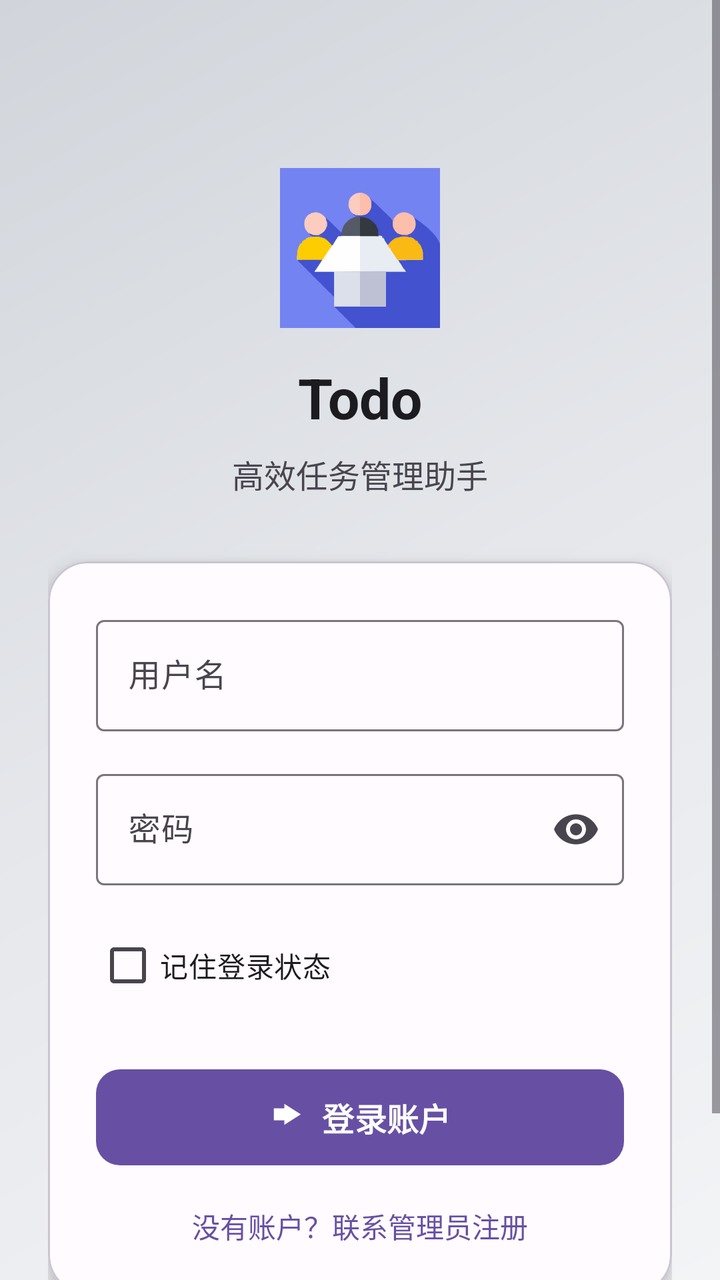
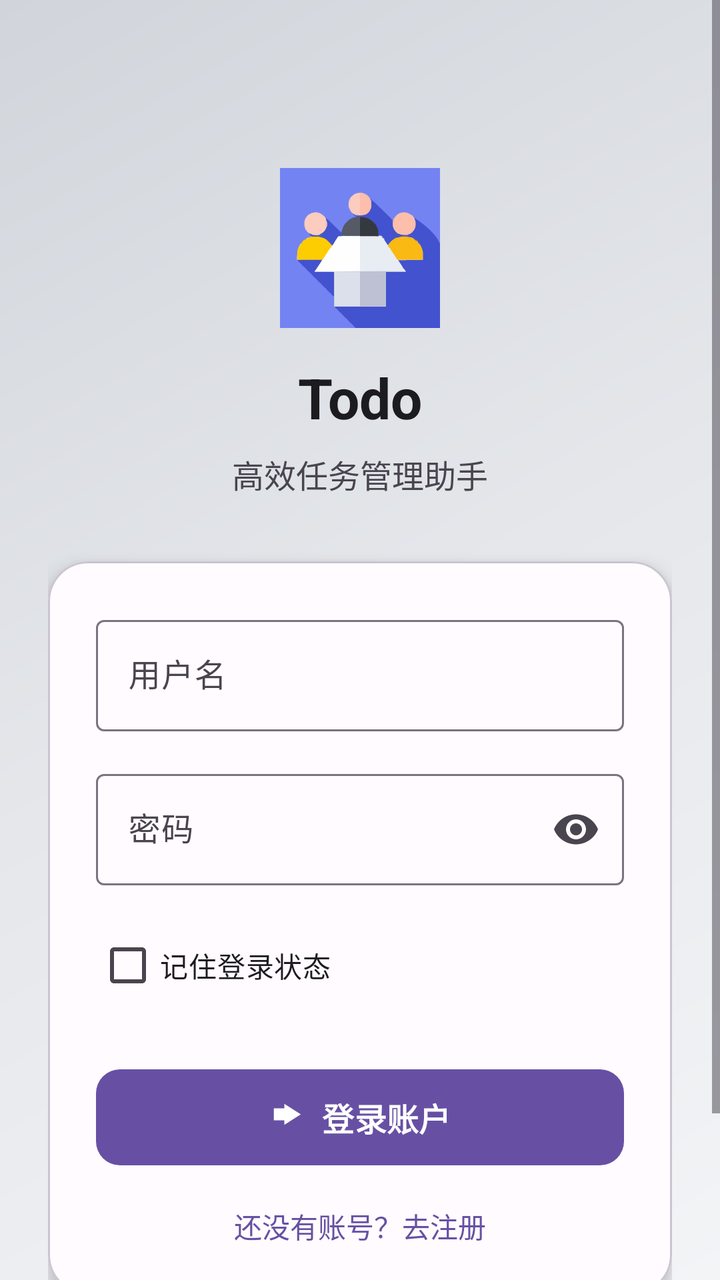

Before-and-after screenshots of an Android layout around one commit, followed by the original layout XML and the change that was made.
<!-- AndroidManifest.xml: application theme Theme.ToDo -->
<!-- res/layout/page_login.xml -->
<?xml version="1.0" encoding="utf-8"?>
<ScrollView
    xmlns:android="http://schemas.android.com/apk/res/android"
    xmlns:app="http://schemas.android.com/apk/res-auto"
    android:layout_width="match_parent"
    android:layout_height="match_parent"
    android:fillViewport="true"
    android:background="@drawable/gradient_background">

    <androidx.constraintlayout.widget.ConstraintLayout
        android:layout_width="match_parent"
        android:layout_height="wrap_content"
        android:padding="24dp">

        
        <ImageView
            android:id="@+id/appIcon"
            android:layout_width="80dp"
            android:layout_height="80dp"
            android:contentDescription="TODO"
            android:src="@drawable/ic_todo"
            android:layout_marginTop="60dp"
            app:layout_constraintEnd_toEndOf="parent"
            app:layout_constraintStart_toStartOf="parent"
            app:layout_constraintTop_toTopOf="parent" />

        
        <TextView
            android:id="@+id/appTitle"
            android:layout_width="wrap_content"
            android:layout_height="wrap_content"
            android:text="Todo"
            android:textColor="@color/onSurface"
            android:textSize="28sp"
            android:textStyle="bold"
            android:layout_marginTop="16dp"
            app:layout_constraintEnd_toEndOf="parent"
            app:layout_constraintStart_toStartOf="parent"
            app:layout_constraintTop_toBottomOf="@+id/appIcon" />

        <TextView
            android:id="@+id/appSubtitle"
            android:layout_width="wrap_content"
            android:layout_height="wrap_content"
            android:text="高效任务管理助手"
            android:textColor="@color/onSurfaceVariant"
            android:textSize="16sp"
            android:layout_marginTop="8dp"
            app:layout_constraintEnd_toEndOf="parent"
            app:layout_constraintStart_toStartOf="parent"
            app:layout_constraintTop_toBottomOf="@+id/appTitle" />

        
        <com.google.android.material.card.MaterialCardView
            android:id="@+id/loginCard"
            android:layout_width="0dp"
            android:layout_height="wrap_content"
            android:layout_marginTop="32dp"
            app:cardCornerRadius="20dp"
            app:cardElevation="6dp"
            app:cardBackgroundColor="@color/surface"
            app:layout_constraintEnd_toEndOf="parent"
            app:layout_constraintStart_toStartOf="parent"
            app:layout_constraintTop_toBottomOf="@+id/appSubtitle">

            <androidx.constraintlayout.widget.ConstraintLayout
                android:layout_width="match_parent"
                android:layout_height="wrap_content"
                android:padding="24dp">

                
                <com.google.android.material.textfield.TextInputLayout
                    android:id="@+id/usernameLayout"
                    style="@style/Widget.Material3.TextInputLayout.OutlinedBox"
                    android:layout_width="0dp"
                    android:layout_height="wrap_content"
                    android:hint="用户名"
                    app:layout_constraintEnd_toEndOf="parent"
                    app:layout_constraintStart_toStartOf="parent"
                    app:layout_constraintTop_toTopOf="parent">

                    <com.google.android.material.textfield.TextInputEditText
                        android:id="@+id/usernameEditText"
                        android:layout_width="match_parent"
                        android:layout_height="wrap_content"
                        android:inputType="text"
                        android:maxLines="1" />

                </com.google.android.material.textfield.TextInputLayout>

                <com.google.android.material.textfield.TextInputLayout
                    android:id="@+id/passwordLayout"
                    style="@style/Widget.Material3.TextInputLayout.OutlinedBox"
                    android:layout_width="0dp"
                    android:layout_height="wrap_content"
                    android:layout_marginTop="16dp"
                    android:hint="密码"
                    app:endIconMode="password_toggle"
                    app:layout_constraintEnd_toEndOf="parent"
                    app:layout_constraintStart_toStartOf="parent"
                    app:layout_constraintTop_toBottomOf="@+id/usernameLayout">

                    <com.google.android.material.textfield.TextInputEditText
                        android:id="@+id/passwordEditText"
                        android:layout_width="match_parent"
                        android:layout_height="wrap_content"
                        android:inputType="textPassword"
                        android:maxLines="1" />

                </com.google.android.material.textfield.TextInputLayout>

                
                <com.google.android.material.checkbox.MaterialCheckBox
                    android:id="@+id/rememberMeCheckbox"
                    android:layout_width="wrap_content"
                    android:layout_height="wrap_content"
                    android:layout_marginTop="16dp"
                    android:text="记住登录状态"
                    app:layout_constraintStart_toStartOf="parent"
                    app:layout_constraintTop_toBottomOf="@+id/passwordLayout" />

                
                <com.google.android.material.button.MaterialButton
                    android:id="@+id/loginButton"
                    android:layout_width="0dp"
                    android:layout_height="56dp"
                    android:layout_marginTop="24dp"
                    android:text="登录账户"
                    android:textSize="16sp"
                    android:textStyle="bold"
                    app:icon="@drawable/ic_login"
                    app:iconGravity="textStart"
                    app:iconPadding="8dp"
                    app:cornerRadius="12dp"
                    app:layout_constraintEnd_toEndOf="parent"
                    app:layout_constraintStart_toStartOf="parent"
                    app:layout_constraintTop_toBottomOf="@+id/rememberMeCheckbox" />

                
                <TextView
                    android:id="@+id/registerHint"
                    android:layout_width="wrap_content"
                    android:layout_height="wrap_content"
                    android:text="没有账户？联系管理员注册"
                    android:textColor="@color/primary"
                    android:textSize="14sp"
                    android:layout_marginTop="16dp"
                    app:layout_constraintEnd_toEndOf="parent"
                    app:layout_constraintStart_toStartOf="parent"
                    app:layout_constraintTop_toBottomOf="@+id/loginButton" />

            </androidx.constraintlayout.widget.ConstraintLayout>

        </com.google.android.material.card.MaterialCardView>

        
        <TextView
            android:id="@+id/versionInfo"
            android:layout_width="wrap_content"
            android:layout_height="wrap_content"
            android:text="Todo v1.0.0"
            android:textColor="@color/onSurfaceVariant"
            android:textSize="12sp"
            android:alpha="0.7"
            android:layout_marginTop="32dp"
            android:layout_marginBottom="16dp"
            app:layout_constraintEnd_toEndOf="parent"
            app:layout_constraintStart_toStartOf="parent"
            app:layout_constraintTop_toBottomOf="@+id/loginCard"
            app:layout_constraintBottom_toBottomOf="parent" />

    </androidx.constraintlayout.widget.ConstraintLayout>

</ScrollView>
<!-- resources referenced by this layout -->
<resources>
  <color name="onSurface">#1C1B1F</color>
  <color name="onSurfaceVariant">#49454F</color>
  <color name="primary">#6750A4</color>
  <color name="surface">#FFFBFE</color>
  <!-- drawable gradient_background (drawable) -->
  <?xml version="1.0" encoding="utf-8"?>
  <shape xmlns:android="http://schemas.android.com/apk/res/android"
      android:shape="rectangle">
      <gradient
          android:angle="135"
          android:startColor="#F3F4F6"
          android:centerColor="#E5E7EB"
          android:endColor="#D1D5DB"
          android:type="linear" />
  </shape>
  <!-- drawable ic_login (drawable) -->
  <vector xmlns:android="http://schemas.android.com/apk/res/android"
      android:width="24dp"
      android:height="24dp"
      android:viewportWidth="24"
      android:viewportHeight="24"
      android:tint="@android:color/white">
      <path
          android:fillColor="@android:color/white"
          android:pathData="M10,17v-3L3,14L3,6h7L10,3l11,7 -11,7z"/>
  </vector>
  <!-- drawable ic_todo: vector/xml drawable (drawable, 33616 chars, omitted) -->
  <style name="Theme.ToDo" parent="Base.Theme.ToDo" />
  <style name="Base.Theme.ToDo" parent="Theme.Material3.DayNight.NoActionBar">
          <item name="colorPrimary">@color/primary</item>
          <item name="colorOnPrimary">@color/onPrimary</item>
          <item name="colorPrimaryContainer">@color/primaryContainer</item>
          <item name="colorOnPrimaryContainer">@color/onPrimaryContainer</item>
          <item name="colorSecondary">@color/secondary</item>
          <item name="colorOnSecondary">@color/onSecondary</item>
          <item name="colorSecondaryContainer">@color/secondaryContainer</item>
          <item name="colorOnSecondaryContainer">@color/onSecondaryContainer</item>
          <item name="android:statusBarColor" tools:targetApi="l">?attr/colorPrimary</item>
      </style>
  <color name="onPrimary">#FFFFFF</color>
  <color name="primaryContainer">#EADDFF</color>
  <color name="onPrimaryContainer">#21005D</color>
  <color name="secondary">#625B71</color>
  <color name="onSecondary">#FFFFFF</color>
  <color name="secondaryContainer">#E8DEF8</color>
  <color name="onSecondaryContainer">#1D192B</color>
</resources>

<!-- the commit's change to res/layout/page_login.xml (unified diff, before → after) -->
@@ -141,7 +141,7 @@
                     android:id="@+id/registerHint"
                     android:layout_width="wrap_content"
                     android:layout_height="wrap_content"
-                    android:text="没有账户？联系管理员注册"
+                    android:text="还没有账号？去注册"
                     android:textColor="@color/primary"
                     android:textSize="14sp"
                     android:layout_marginTop="16dp"
